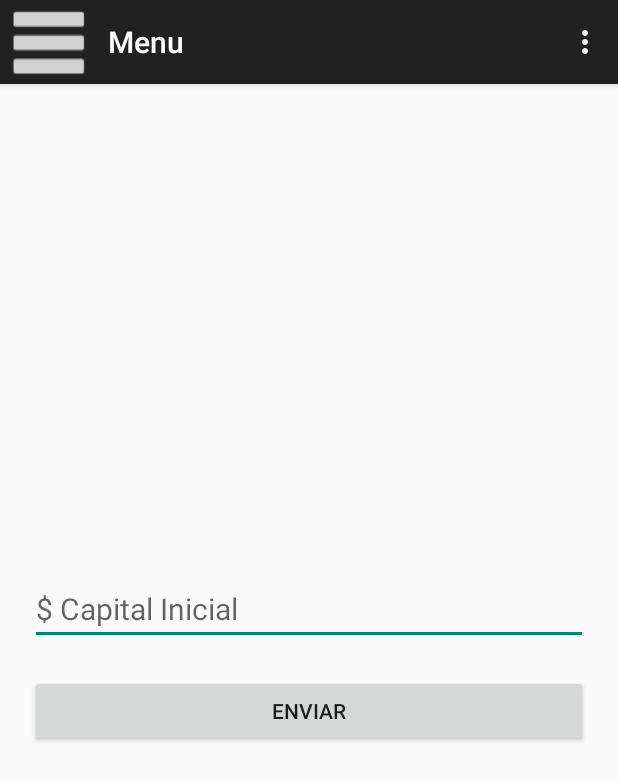
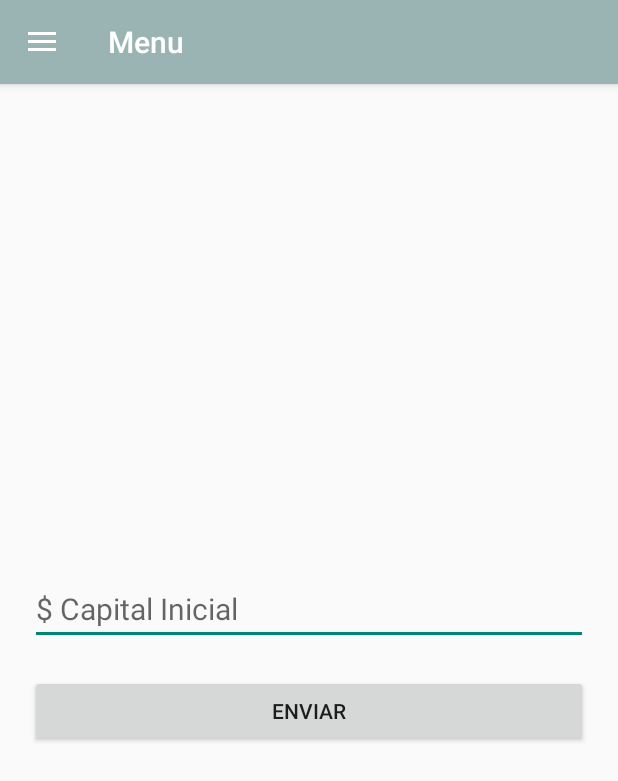
Before and after one commit to jramirez894/Inversiones, an Android app: the CapitalInicial screen opened directly, with no data from a screen before it, on a phone screen of 412 x 824 dp. Shown: the top 781 px of the screen. Run offline under Robolectric (Android 15) with nearby library versions, the light colour scheme and no system bars.

Commit message:
Cambio de diseño en las interfaces

```diff
--- a/app/src/main/java/com/example/billy/inversiones/CapitalInicial.java
+++ b/app/src/main/java/com/example/billy/inversiones/CapitalInicial.java
@@ -4,7 +4,7 @@ import android.app.AlertDialog;
 import android.content.DialogInterface;
 import android.content.Intent;
 import android.content.res.Configuration;
-import android.support.v4.app.ActionBarDrawerToggle;
+import android.support.v7.app.ActionBarDrawerToggle;
 import android.support.v4.widget.DrawerLayout;
 import android.support.v7.app.ActionBar;
 import android.support.v7.app.AppCompatActivity;
@@ -67,21 +67,21 @@ public class CapitalInicial extends AppCompatActivity
 
         ArrayList<ItemsMenuDrawer> items = new ArrayList<ItemsMenuDrawer>();
 
-        items.add(new ItemsMenuDrawer(titulos[0], R.mipmap.ic_launcher));
-        items.add(new ItemsMenuDrawer(titulos[1], R.mipmap.ic_launcher));
-        items.add(new ItemsMenuDrawer(titulos[2], R.mipmap.ic_launcher));
-        items.add(new ItemsMenuDrawer(titulos[3], R.mipmap.ic_launcher));
-        items.add(new ItemsMenuDrawer(titulos[4], R.mipmap.ic_launcher));
-        items.add(new ItemsMenuDrawer(titulos[5], R.mipmap.ic_launcher));
-        items.add(new ItemsMenuDrawer(titulos[6], R.mipmap.ic_launcher));
-        items.add(new ItemsMenuDrawer(titulos[7], R.mipmap.ic_launcher));
-        items.add(new ItemsMenuDrawer(titulos[8], R.mipmap.ic_launcher));
+        items.add(new ItemsMenuDrawer(titulos[0], R.mipmap.capital));
+        items.add(new ItemsMenuDrawer(titulos[1], R.mipmap.personas));
+        items.add(new ItemsMenuDrawer(titulos[2], R.mipmap.personas));
+        items.add(new ItemsMenuDrawer(titulos[3], R.mipmap.productos));
+        items.add(new ItemsMenuDrawer(titulos[4], R.mipmap.capital));
+        items.add(new ItemsMenuDrawer(titulos[5], R.mipmap.saldocaja));
+        items.add(new ItemsMenuDrawer(titulos[6], R.mipmap.cancelado));
+        items.add(new ItemsMenuDrawer(titulos[7], R.mipmap.perfil));
+        items.add(new ItemsMenuDrawer(titulos[8], R.mipmap.cerrar));
 
         // Relacionar el adaptador y la escucha de la lista del drawer
         listaDrawer.setAdapter(new AdapterMenuDrawer(this, items));
 
         //Activar icono del menu que se despliega
-        toggle = new ActionBarDrawerToggle(CapitalInicial.this, menuDrawer, R.drawable.ic_drawer, R.string.drawer_inicio, R.string.drawer_fin);
+        toggle = new ActionBarDrawerToggle(this, menuDrawer, R.string.drawer_inicio, R.string.drawer_fin);
         getSupportActionBar().setHomeButtonEnabled(true);
 
         listaDrawer.setOnItemClickListener(new AdapterView.OnItemClickListener() {
@@ -128,6 +128,8 @@ public class CapitalInicial extends AppCompatActivity
 
                         break;
                 }
+
+                menuDrawer.closeDrawer(listaDrawer);
             }
         });
     }
--- a/app/src/main/java/com/example/billy/inversiones/MainActivity.java
+++ b/app/src/main/java/com/example/billy/inversiones/MainActivity.java
@@ -72,10 +72,6 @@ public class MainActivity extends AppCompatActivity
         int id = item.getItemId();
 
         //noinspection SimplifiableIfStatement
-        if (id == R.id.action_settings)
-        {
-            return true;
-        }
 
         return super.onOptionsItemSelected(item);
     }
--- a/app/src/main/java/com/example/billy/inversiones/OlvidarContrasena.java
+++ b/app/src/main/java/com/example/billy/inversiones/OlvidarContrasena.java
@@ -91,10 +91,7 @@ public class OlvidarContrasena extends AppCompatActivity
         // as you specify a parent activity in AndroidManifest.xml.
         int id = item.getItemId();
 
-        //noinspection SimplifiableIfStatement
-        if (id == R.id.action_settings) {
-            return true;
-        }
+
 
         return super.onOptionsItemSelected(item);
     }
--- a/app/src/main/res/menu/menu_capital_inicial.xml
+++ b/app/src/main/res/menu/menu_capital_inicial.xml
@@ -2,6 +2,5 @@
     xmlns:app="http://schemas.android.com/apk/res-auto"
     xmlns:tools="http://schemas.android.com/tools"
     tools:context="com.example.billy.inversiones.CapitalInicial">
-    <item android:id="@+id/action_settings" android:title="@string/action_settings"
-        android:orderInCategory="100" app:showAsAction="never" />
+
 </menu>
--- a/app/src/main/res/menu/menu_main.xml
+++ b/app/src/main/res/menu/menu_main.xml
@@ -1,6 +1,6 @@
 <menu xmlns:android="http://schemas.android.com/apk/res/android"
     xmlns:app="http://schemas.android.com/apk/res-auto"
-    xmlns:tools="http://schemas.android.com/tools" tools:context=".MainActivity">
-    <item android:id="@+id/action_settings" android:title="@string/action_settings"
-        android:orderInCategory="100" app:showAsAction="never" />
+    xmlns:tools="http://schemas.android.com/tools"
+    tools:context=".MainActivity">
+
 </menu>
--- a/app/src/main/res/menu/menu_olvidar_contrasena.xml
+++ b/app/src/main/res/menu/menu_olvidar_contrasena.xml
@@ -2,6 +2,5 @@
     xmlns:app="http://schemas.android.com/apk/res-auto"
     xmlns:tools="http://schemas.android.com/tools"
     tools:context="com.example.billy.inversiones.OlvidarContrasena">
-    <item android:id="@+id/action_settings" android:title="@string/action_settings"
-        android:orderInCategory="100" app:showAsAction="never" />
+
 </menu>
--- a/app/src/main/res/values/styles.xml
+++ b/app/src/main/res/values/styles.xml
@@ -2,6 +2,8 @@
 
     <!-- Base application theme. -->
     <style name="AppTheme" parent="Theme.AppCompat.Light.DarkActionBar">
+        <item name="colorPrimary">#9ab4b3</item>
+        <item name="colorPrimaryDark">#c7c7c7</item>
         <!-- Customize your theme here. -->
     </style>
 
```
Also changed, not shown: app/src/main/java/com/example/billy/inversiones/AdapterListaPersonalizada.java (added, +44 -0 lines), app/src/main/java/com/example/billy/inversiones/ItemListaPersonalizada.java (added, +41 -0 lines), app/src/main/java/com/example/billy/inversiones/PrincipalMenu.java (+28 -15 lines), app/src/main/res/layout/activity_principal_menu.xml (+5 -2 lines), app/src/main/res/layout/lista_personalizada.xml (added, +36 -0 lines), app/src/main/res/menu/menu_menu_principal.xml (deleted, +0 -7 lines), app/src/main/res/menu/menu_principal_menu.xml (+6 -2 lines).
